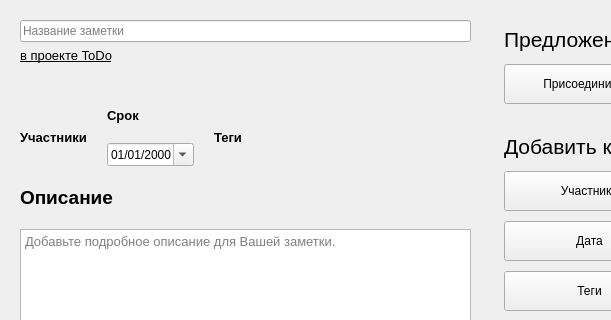
Qt form ui/note-widget/ui/note_edit_dialog.ui (toximu/efficio-task-tracker) before a commit; both pictures show x 0 to 611 and y 0 to 320 of the 700 by 480 pixel window.
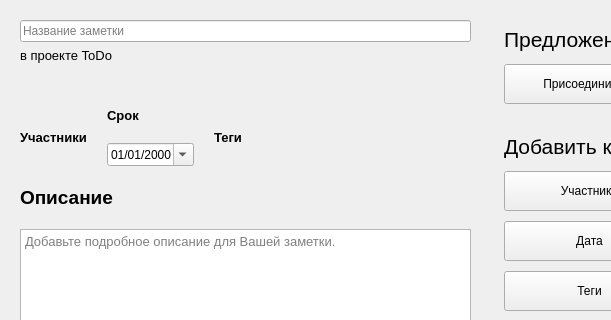
The same form after that commit.

The edit to the form file:
```diff
--- a/ui/note-widget/ui/note_edit_dialog.ui
+++ b/ui/note-widget/ui/note_edit_dialog.ui
@@ -45,7 +45,6 @@
           <family>Arial</family>
           <pointsize>10</pointsize>
           <bold>false</bold>
-          <underline>true</underline>
          </font>
         </property>
         <property name="text">
```
